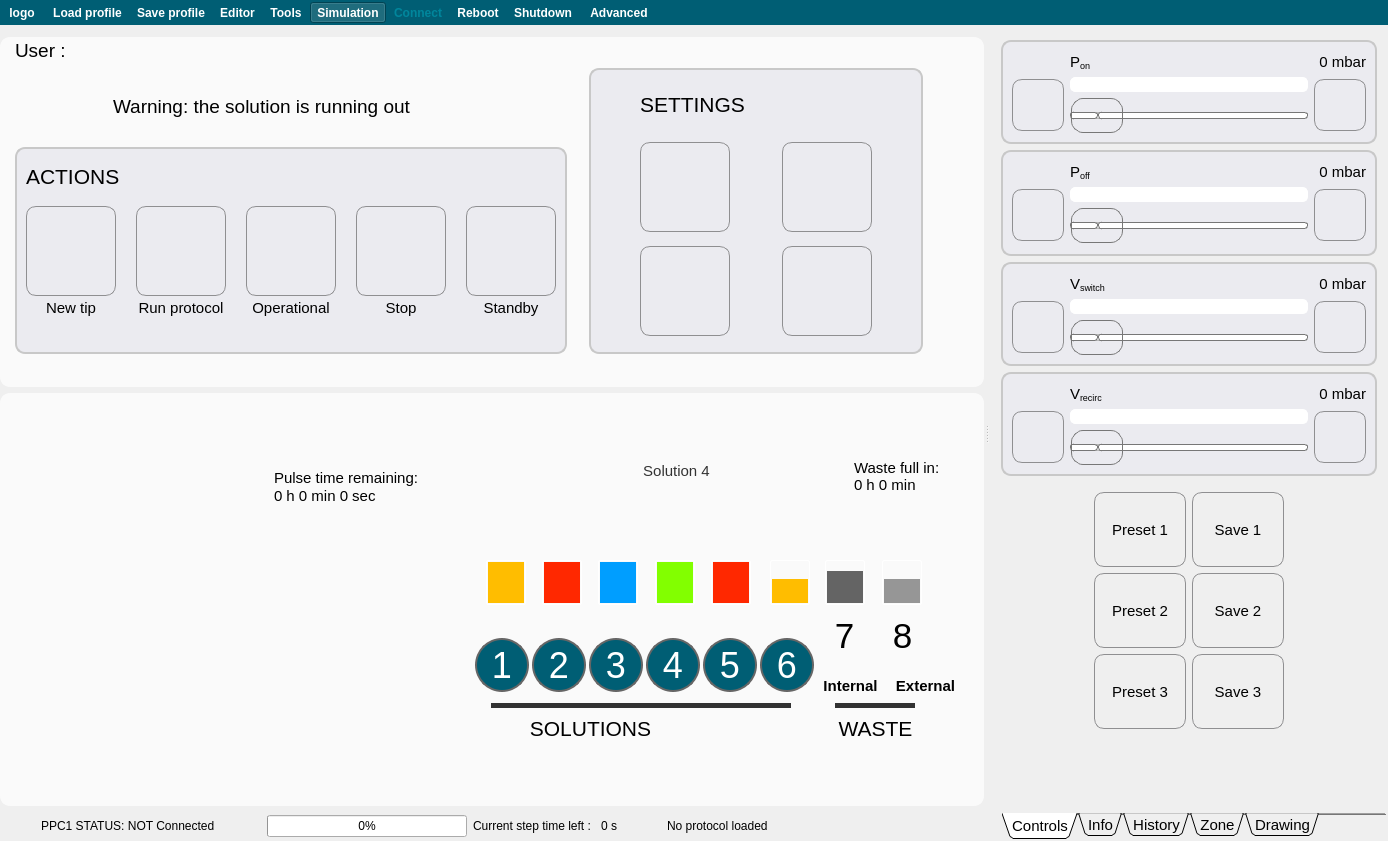
Qt form apps/Biopen_wizard_6/Lab-on-a-tip.ui (bellonemauro/Labonatip2.0) before a commit.
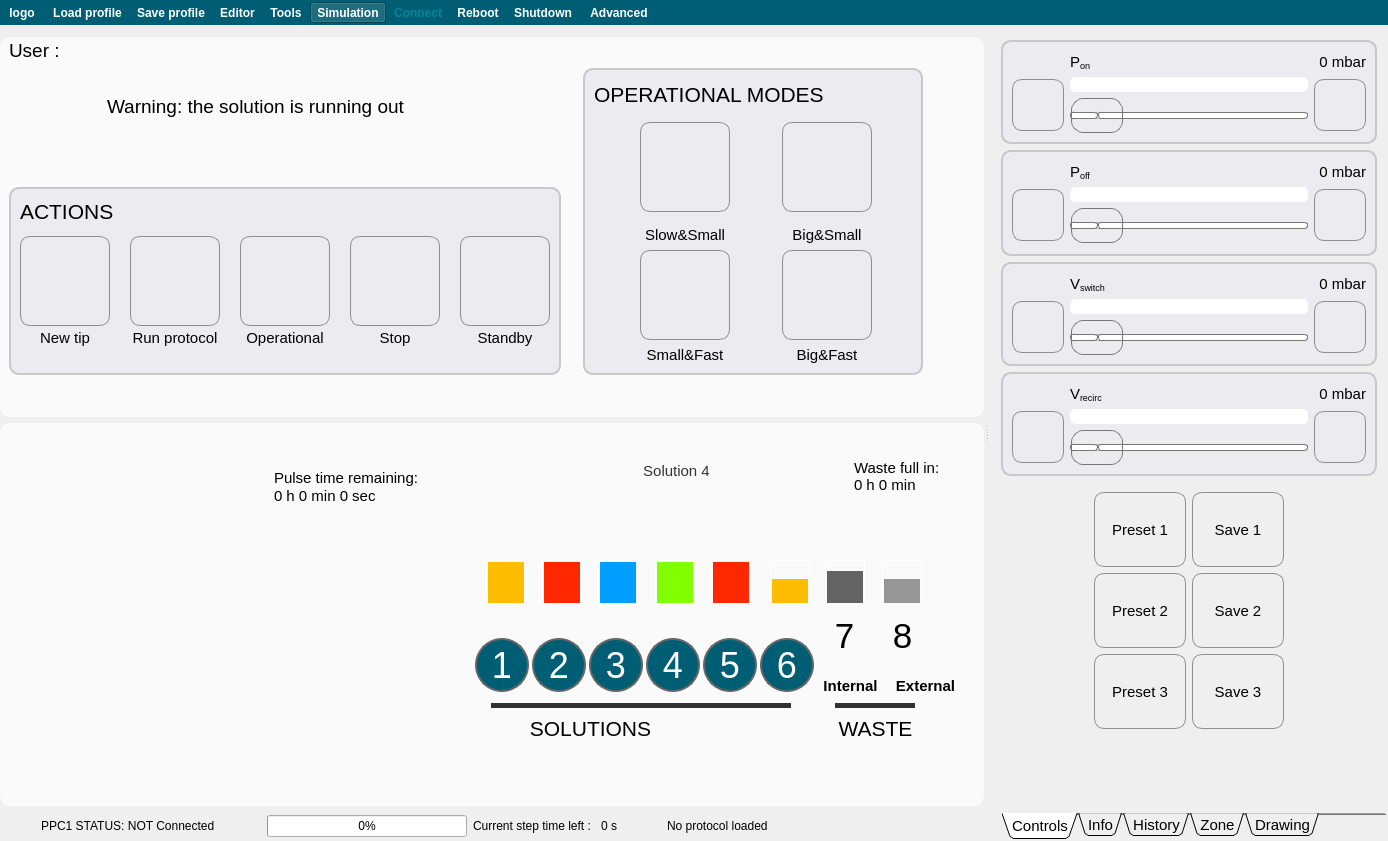
The same form after that commit. Icons and pictures are not drawn.

The edit to the form file:
```diff
--- a/apps/Biopen_wizard_6/Lab-on-a-tip.ui
+++ b/apps/Biopen_wizard_6/Lab-on-a-tip.ui
@@ -241,13 +241,13 @@
                   <property name="minimumSize">
                    <size>
                     <width>280</width>
-                    <height>270</height>
+                    <height>300</height>
                    </size>
                   </property>
                   <property name="maximumSize">
                    <size>
                     <width>16777215</width>
-                    <height>350</height>
+                    <height>380</height>
                    </size>
                   </property>
                   <property name="styleSheet">
@@ -775,6 +775,22 @@
                       <property name="bottomMargin">
                        <number>0</number>
                       </property>
+                      <item row="0" column="1">
+                       <spacer name="verticalSpacer_8">
+                        <property name="orientation">
+                         <enum>Qt::Vertical</enum>
+                        </property>
+                        <property name="sizeType">
+                         <enum>QSizePolicy::Fixed</enum>
+                        </property>
+                        <property name="sizeHint" stdset="0">
+                         <size>
+                          <width>20</width>
+                          <height>72</height>
+                         </size>
+                        </property>
+                       </spacer>
+                      </item>
                       <item row="0" column="0">
                        <widget class="QLabel" name="label_warningIcon">
                         <property name="sizePolicy">
@@ -806,22 +822,6 @@
                         </property>
                        </widget>
                       </item>
-                      <item row="0" column="1">
-                       <spacer name="verticalSpacer_8">
-                        <property name="orientation">
-                         <enum>Qt::Vertical</enum>
-                        </property>
-                        <property name="sizeType">
-                         <enum>QSizePolicy::Fixed</enum>
-                        </property>
-                        <property name="sizeHint" stdset="0">
-                         <size>
-                          <width>20</width>
-                          <height>72</height>
-                         </size>
-                        </property>
-                       </spacer>
-                      </item>
                       <item row="0" column="2">
                        <widget class="QLabel" name="label_warning">
                         <property name="sizePolicy">
@@ -846,17 +846,36 @@
                         </property>
                        </widget>
                       </item>
+                      <item row="1" column="0">
+                       <spacer name="verticalSpacer_11">
+                        <property name="orientation">
+                         <enum>Qt::Vertical</enum>
+                        </property>
+                        <property name="sizeHint" stdset="0">
+                         <size>
+                          <width>20</width>
+                          <height>40</height>
+                         </size>
+                        </property>
+                       </spacer>
+                      </item>
                      </layout>
                     </widget>
                    </item>
                    <item row="2" column="4" rowspan="5">
-                    <widget class="QGroupBox" name="groupBox_16">
+                    <widget class="QGroupBox" name="groupBox_operMode">
                      <property name="sizePolicy">
                       <sizepolicy hsizetype="Expanding" vsizetype="Preferred">
                        <horstretch>0</horstretch>
                        <verstretch>0</verstretch>
                       </sizepolicy>
                      </property>
+                     <property name="minimumSize">
+                      <size>
+                       <width>0</width>
+                       <height>300</height>
+                      </size>
+                     </property>
                      <property name="styleSheet">
                       <string notr="true">QGroupBox { 
      border: 2px solid  rgb(200, 200, 200); ; 
@@ -898,48 +917,50 @@
                       <string/>
                      </property>
                      <layout class="QGridLayout" name="gridLayout_32">
-                      <item row="2" column="1">
-                       <widget class="QPushButton" name="pushButton_setPipe1">
-                        <property name="minimumSize">
-                         <size>
-                          <width>90</width>
-                          <height>90</height>
-                         </size>
-                        </property>
-                        <property name="font">
-                         <font>
-                          <pointsize>11</pointsize>
-                         </font>
-                        </property>
-                        <property name="text">
-                         <string/>
-                        </property>
-                        <property name="icon">
-                         <iconset resource="resources.qrc">
-                          <normaloff>:/icons/setPipe1.png</normaloff>:/icons/setPipe1.png</iconset>
-                        </property>
-                        <property name="iconSize">
-                         <size>
-                          <width>90</width>
-                          <height>90</height>
-                         </size>
-                        </property>
-                       </widget>
-                      </item>
-                      <item row="5" column="1">
-                       <spacer name="verticalSpacer_11">
+                      <item row="2" column="0">
+                       <spacer name="horizontalSpacer_12">
                         <property name="orientation">
-                         <enum>Qt::Vertical</enum>
+                         <enum>Qt::Horizontal</enum>
                         </property>
                         <property name="sizeHint" stdset="0">
                          <size>
-                          <width>20</width>
-                          <height>40</height>
+                          <width>40</width>
+                          <height>20</height>
                          </size>
                         </property>
                        </spacer>
                       </item>
-                      <item row="4" column="3">
+                      <item row="6" column="1">
+                       <widget class="QLabel" name="label_7">
+                        <property name="font">
+                         <font>
+                          <pointsize>11</pointsize>
+                         </font>
+                        </property>
+                        <property name="text">
+                         <string>Small&amp;Fast</string>
+                        </property>
+                        <property name="alignment">
+                         <set>Qt::AlignHCenter|Qt::AlignTop</set>
+                        </property>
+                       </widget>
+                      </item>
+                      <item row="4" column="1">
+                       <widget class="QLabel" name="label_2">
+                        <property name="font">
+                         <font>
+                          <pointsize>11</pointsize>
+                         </font>
+                        </property>
+                        <property name="text">
+                         <string>Slow&amp;Small</string>
+                        </property>
+                        <property name="alignment">
+                         <set>Qt::AlignHCenter|Qt::AlignTop</set>
+                        </property>
+                       </widget>
+                      </item>
+                      <item row="5" column="3">
                        <widget class="QPushButton" name="pushButton_setPipe4">
                         <property name="minimumSize">
                          <size>
@@ -967,27 +988,61 @@
                         </property>
                        </widget>
                       </item>
-                      <item row="0" column="1" colspan="3">
-                       <widget class="QLabel" name="label_DZC_title_2">
+                      <item row="5" column="1">
+                       <widget class="QPushButton" name="pushButton_setPipe2">
                         <property name="minimumSize">
                          <size>
-                          <width>100</width>
-                          <height>50</height>
+                          <width>90</width>
+                          <height>90</height>
                          </size>
                         </property>
                         <property name="font">
                          <font>
-                          <pointsize>16</pointsize>
+                          <pointsize>11</pointsize>
                          </font>
                         </property>
-                        <property name="styleSheet">
-                         <string notr="true"/>
+                        <property name="text">
+                         <string/>
                         </property>
+                        <property name="icon">
+                         <iconset resource="resources.qrc">
+                          <normaloff>:/icons/setPipe2.png</normaloff>:/icons/setPipe2.png</iconset>
+                        </property>
+                        <property name="iconSize">
+                         <size>
+                          <width>90</width>
+                          <height>90</height>
+                         </size>
+                        </property>
+                       </widget>
+                      </item>
+                      <item row="4" column="3">
+                       <widget class="QLabel" name="label_6">
+                        <property name="font">
+                         <font>
+                          <pointsize>11</pointsize>
+                         </font>
+                        </property>
                         <property name="text">
-                         <string>SETTINGS</string>
+                         <string>Big&amp;Small</string>
                         </property>
                         <property name="alignment">
-                         <set>Qt::AlignLeading|Qt::AlignLeft|Qt::AlignVCenter</set>
+                         <set>Qt::AlignHCenter|Qt::AlignTop</set>
+                        </property>
+                       </widget>
+                      </item>
+                      <item row="6" column="3">
+                       <widget class="QLabel" name="label_8">
+                        <property name="font">
+                         <font>
+                          <pointsize>11</pointsize>
+                         </font>
+                        </property>
+                        <property name="text">
+                         <string>Big&amp;Fast</string>
+                        </property>
+                        <property name="alignment">
+                         <set>Qt::AlignHCenter|Qt::AlignTop</set>
                         </property>
                        </widget>
                       </item>
@@ -1019,8 +1074,8 @@
                         </property>
                        </widget>
                       </item>
-                      <item row="4" column="1">
-                       <widget class="QPushButton" name="pushButton_setPipe2">
+                      <item row="2" column="1">
+                       <widget class="QPushButton" name="pushButton_setPipe1">
                         <property name="minimumSize">
                          <size>
                           <width>90</width>
@@ -1037,7 +1092,7 @@
                         </property>
                         <property name="icon">
                          <iconset resource="resources.qrc">
-                          <normaloff>:/icons/setPipe2.png</normaloff>:/icons/setPipe2.png</iconset>
+                          <normaloff>:/icons/setPipe1.png</normaloff>:/icons/setPipe1.png</iconset>
                         </property>
                         <property name="iconSize">
                          <size>
@@ -1060,6 +1115,19 @@
                         </property>
                        </spacer>
                       </item>
+                      <item row="1" column="1">
+                       <spacer name="verticalSpacer_13">
+                        <property name="orientation">
+                         <enum>Qt::Vertical</enum>
+                        </property>
+                        <property name="sizeHint" stdset="0">
+                         <size>
+                          <width>20</width>
+                          <height>40</height>
+                         </size>
+                        </property>
+                       </spacer>
+                      </item>
                       <item row="3" column="1">
                        <spacer name="verticalSpacer_12">
                         <property name="orientation">
@@ -1073,19 +1141,6 @@
                         </property>
                        </spacer>
                       </item>
-                      <item row="2" column="0">
-                       <spacer name="horizontalSpacer_12">
-                        <property name="orientation">
-                         <enum>Qt::Horizontal</enum>
-                        </property>
-                        <property name="sizeHint" stdset="0">
-                         <size>
-                          <width>40</width>
-                          <height>20</height>
-                         </size>
-                        </property>
-                       </spacer>
-                      </item>
                       <item row="2" column="2">
                        <spacer name="horizontalSpacer_13">
                         <property name="orientation">
@@ -1099,18 +1154,29 @@
                         </property>
                        </spacer>
                       </item>
-                      <item row="1" column="1">
-                       <spacer name="verticalSpacer_13">
-                        <property name="orientation">
-                         <enum>Qt::Vertical</enum>
-                        </property>
-                        <property name="sizeHint" stdset="0">
+                      <item row="0" column="0" colspan="4">
+                       <widget class="QLabel" name="label_DZC_title_2">
+                        <property name="minimumSize">
                          <size>
-                          <width>20</width>
-                          <height>40</height>
+                          <width>100</width>
+                          <height>30</height>
                          </size>
                         </property>
-                       </spacer>
+                        <property name="font">
+                         <font>
+                          <pointsize>16</pointsize>
+                         </font>
+                        </property>
+                        <property name="styleSheet">
+                         <string notr="true"/>
+                        </property>
+                        <property name="text">
+                         <string>OPERATIONAL MODES</string>
+                        </property>
+                        <property name="alignment">
+                         <set>Qt::AlignLeading|Qt::AlignLeft|Qt::AlignVCenter</set>
+                        </property>
+                       </widget>
                       </item>
                      </layout>
                     </widget>
```
